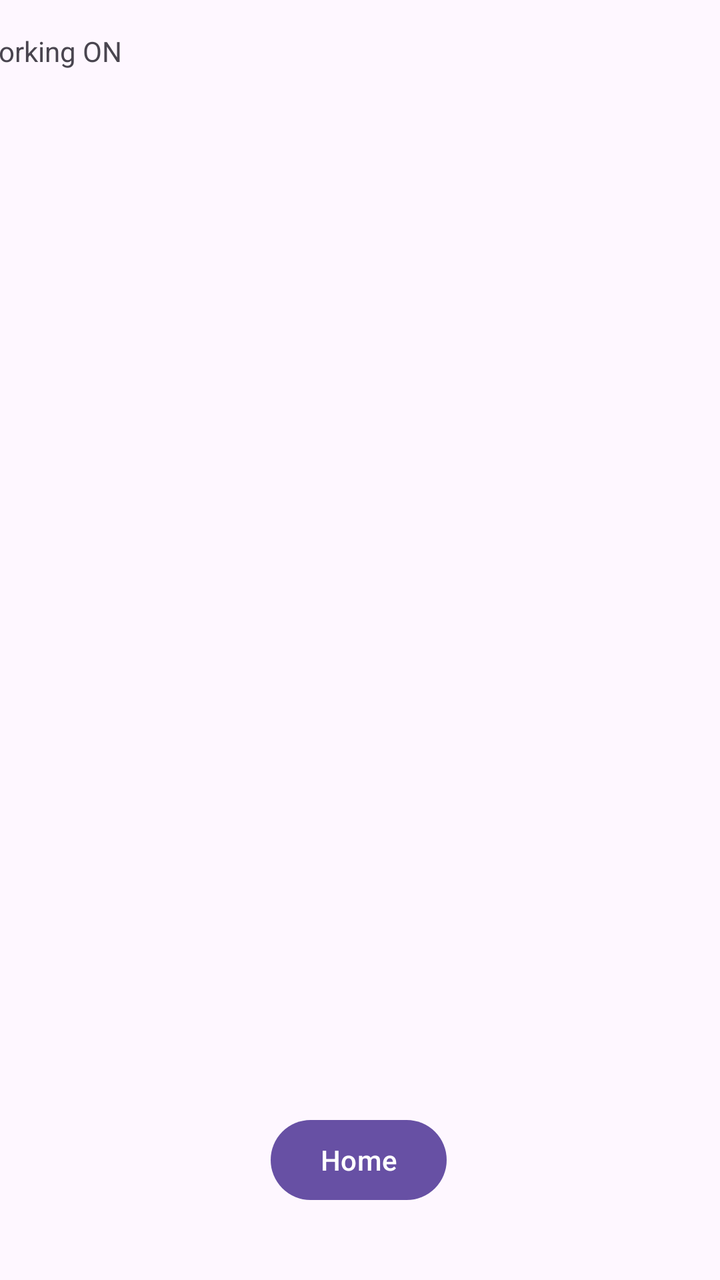
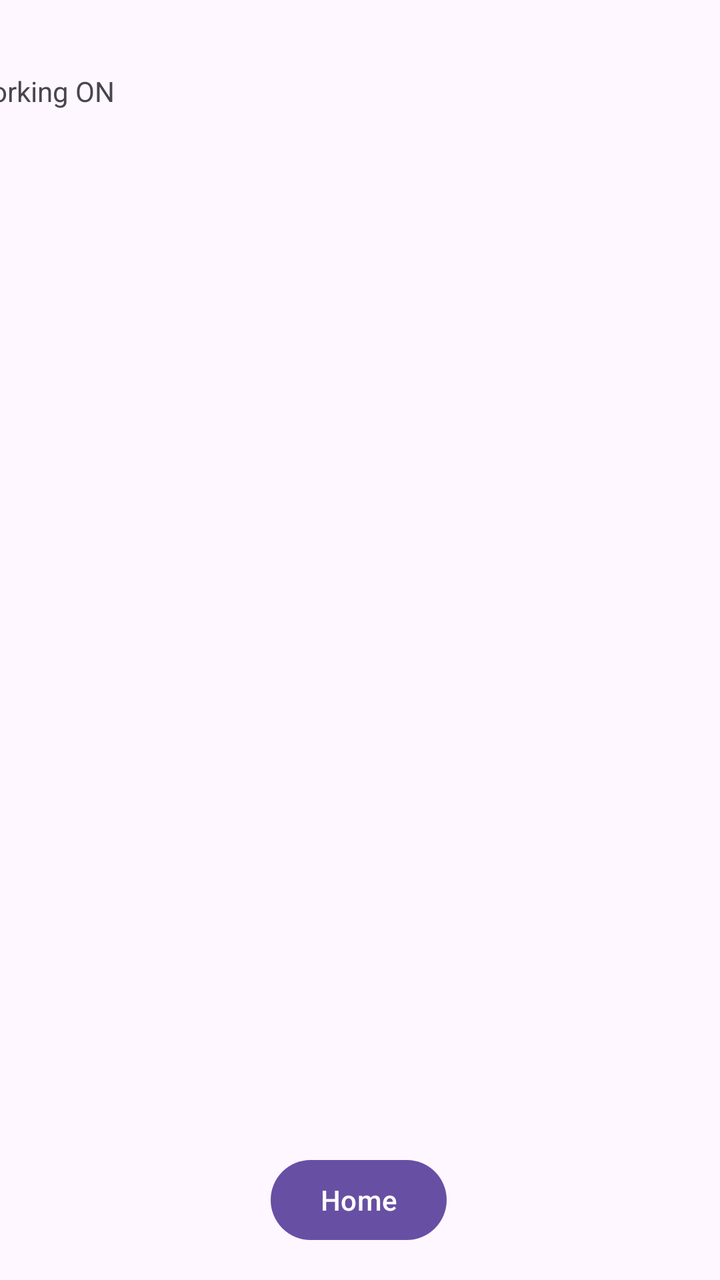

Before-and-after screenshots of an Android layout around one commit, followed by the original layout XML and the change that was made.
<!-- AndroidManifest.xml: application theme Theme.AppInterface1 -->
<!-- res/layout/activity_pswd_show.xml -->
<?xml version="1.0" encoding="utf-8"?>
<androidx.constraintlayout.widget.ConstraintLayout xmlns:android="http://schemas.android.com/apk/res/android"
    xmlns:app="http://schemas.android.com/apk/res-auto"
    xmlns:tools="http://schemas.android.com/tools"
    android:id="@+id/main"
    android:layout_width="match_parent"
    android:layout_height="match_parent"
    tools:context=".pswdShow">

    <Button
        android:id="@+id/button11"
        android:layout_width="wrap_content"
        android:layout_height="wrap_content"
        android:layout_marginBottom="36dp"
        android:onClick="homeScreen"
        android:text="Home"
        app:layout_constraintBottom_toBottomOf="parent"
        app:layout_constraintEnd_toEndOf="parent"
        app:layout_constraintHorizontal_bias="0.498"
        app:layout_constraintStart_toStartOf="parent" />

    <TextView
        android:id="@+id/fileShow"
        android:layout_width="386dp"
        android:layout_height="610dp"
        android:layout_marginTop="16dp"
        android:text="Working ON"
        app:layout_constraintEnd_toEndOf="parent"
        app:layout_constraintStart_toStartOf="parent"
        app:layout_constraintTop_toTopOf="parent" />
</androidx.constraintlayout.widget.ConstraintLayout>
<!-- resources referenced by this layout -->
<resources>
  <style name="Theme.AppInterface1" parent="Base.Theme.AppInterface1" />
  <style name="Base.Theme.AppInterface1" parent="Theme.Material3.DayNight.NoActionBar">
          
          
      </style>
</resources>

<!-- the commit's change to res/layout/activity_pswd_show.xml (unified diff, before → after) -->
@@ -11,7 +11,7 @@
         android:id="@+id/button11"
         android:layout_width="wrap_content"
         android:layout_height="wrap_content"
-        android:layout_marginBottom="36dp"
+        android:layout_marginBottom="16dp"
         android:onClick="homeScreen"
         android:text="Home"
         app:layout_constraintBottom_toBottomOf="parent"
@@ -21,11 +21,12 @@
 
     <TextView
         android:id="@+id/fileShow"
-        android:layout_width="386dp"
-        android:layout_height="610dp"
-        android:layout_marginTop="16dp"
+        android:layout_width="395dp"
+        android:layout_height="627dp"
+        android:layout_marginTop="36dp"
         android:text="Working ON"
         app:layout_constraintEnd_toEndOf="parent"
+        app:layout_constraintHorizontal_bias="0.48"
         app:layout_constraintStart_toStartOf="parent"
         app:layout_constraintTop_toTopOf="parent" />
 </androidx.constraintlayout.widget.ConstraintLayout>
